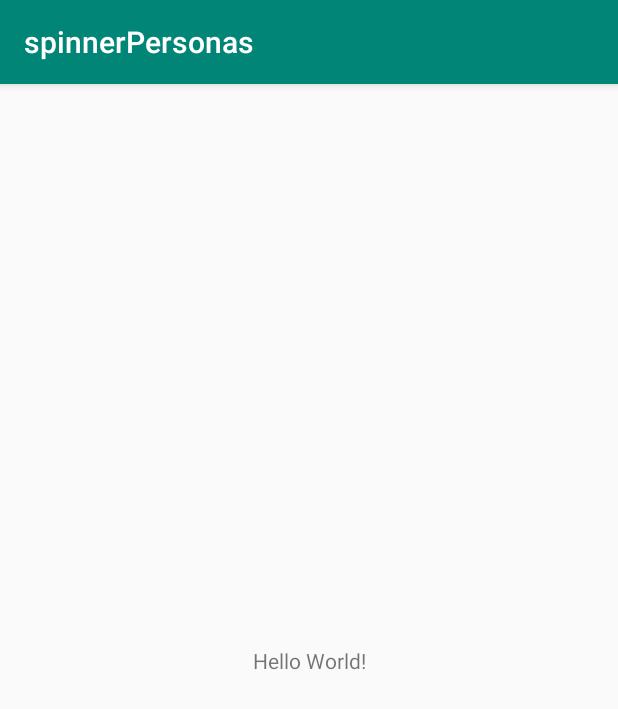
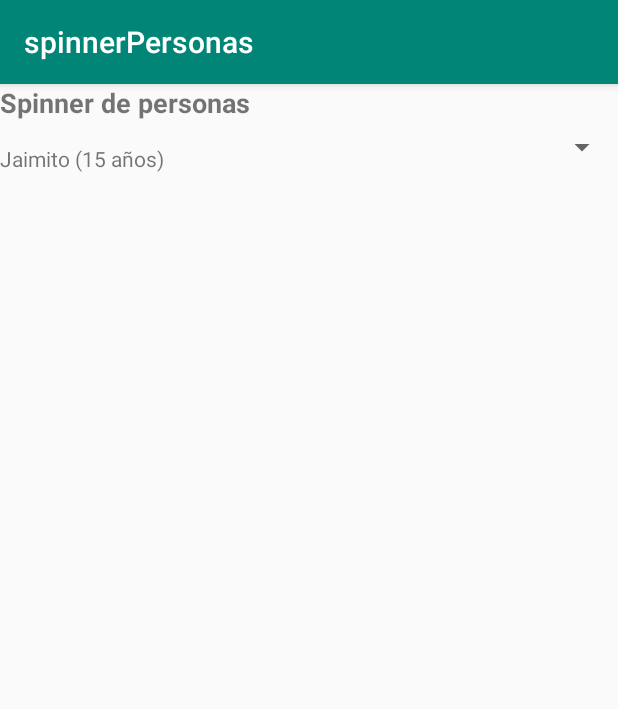
Before and after one commit to Benito-B/mdm, an Android app: the screen it shows after launch (MainActivity), on a phone screen of 412 x 824 dp. Shown: the top 709 px of the screen. Run offline under Robolectric (Android 15) with nearby library versions, the phone set to English and light mode, and no system bars.

Commit message:
Finished spinnerPersonas

```diff
--- a/ListaPersonas/app/src/main/java/com/bentie/listapersonas/MainActivity.java
+++ b/ListaPersonas/app/src/main/java/com/bentie/listapersonas/MainActivity.java
@@ -3,8 +3,11 @@ package com.bentie.listapersonas;
 import androidx.appcompat.app.AppCompatActivity;
 
 import android.os.Bundle;
+import android.view.View;
+import android.widget.AdapterView;
 import android.widget.ArrayAdapter;
 import android.widget.ListView;
+import android.widget.Toast;
 
 import java.util.ArrayList;
 
@@ -30,5 +33,13 @@ public class MainActivity extends AppCompatActivity {
         CustomPeopleAdapter adapter = new CustomPeopleAdapter(this, people);
         lv.setAdapter(adapter);
 
+        lv.setOnItemClickListener(new AdapterView.OnItemClickListener() {
+            @Override
+            public void onItemClick(AdapterView<?> parent, View view, int position, long id) {
+                Persona p = people.get(position);
+                Toast.makeText(MainActivity.this, p.getName() + " tiene " + p.getAge() + " años.", Toast.LENGTH_SHORT).show();
+            }
+        });
+
     }
 }
--- /dev/null
+++ b/spinnerPersonas/app/src/main/java/com/bentie/spinnerpersonas/CustomArrayAdapter.java
@@ -0,0 +1,43 @@
+package com.bentie.spinnerpersonas;
+
+import android.content.Context;
+import android.view.LayoutInflater;
+import android.view.View;
+import android.view.ViewGroup;
+import android.widget.ArrayAdapter;
+import android.widget.TextView;
+
+import androidx.annotation.NonNull;
+import androidx.annotation.Nullable;
+
+public class CustomArrayAdapter extends ArrayAdapter {
+
+    private Context context;
+    private Persona[] personas;
+
+    public CustomArrayAdapter(@NonNull Context context, int resource, @NonNull Persona[] objects) {
+        super(context, resource, objects);
+        this.context = context;
+        this.personas = objects;
+    }
+
+    @NonNull
+    @Override
+    public View getView(int position, @Nullable View convertView, @NonNull ViewGroup parent) {
+        View v = convertView;
+        if(v == null)
+            v = LayoutInflater.from(context).inflate(R.layout.list_item, parent, false);
+
+        Persona p = personas[position];
+        TextView tvName = v.findViewById(R.id.tv_person_name);
+        tvName.setText(p.getName() + " (" + p.getAge() + " años)");
+
+
+        return v;
+    }
+
+    @Override
+    public View getDropDownView(int position, @Nullable View convertView, @NonNull ViewGroup parent) {
+        return getView(position, convertView, parent);
+    }
+}
--- a/spinnerPersonas/app/src/main/java/com/bentie/spinnerpersonas/MainActivity.java
+++ b/spinnerPersonas/app/src/main/java/com/bentie/spinnerpersonas/MainActivity.java
@@ -3,12 +3,44 @@ package com.bentie.spinnerpersonas;
 import androidx.appcompat.app.AppCompatActivity;
 
 import android.os.Bundle;
+import android.view.View;
+import android.widget.AdapterView;
+import android.widget.Spinner;
+import android.widget.Toast;
 
 public class MainActivity extends AppCompatActivity {
+
+    Persona personas [] = {
+            new Persona("Jaimito", 15),
+            new Persona("Jaume", 19),
+            new Persona("Miguelito", 45)
+    };
+
+
+    private Spinner spinner;
 
     @Override
     protected void onCreate(Bundle savedInstanceState) {
         super.onCreate(savedInstanceState);
         setContentView(R.layout.activity_main);
+
+        spinner = findViewById(R.id.spinner_personas);
+
+        spinner.setAdapter(new CustomArrayAdapter(this, R.layout.list_item, personas));
+
+        spinner.setOnItemSelectedListener(new AdapterView.OnItemSelectedListener() {
+            @Override
+            public void onItemSelected(AdapterView<?> parent, View view, int position, long id) {
+                Persona p = personas[position];
+
+                Toast.makeText(MainActivity.this, p.getName() + " tiene " + p.getAge() + " años.", Toast.LENGTH_SHORT).show();
+            }
+
+            @Override
+            public void onNothingSelected(AdapterView<?> parent) {
+
+            }
+        });
+
     }
 }
--- /dev/null
+++ b/spinnerPersonas/app/src/main/java/com/bentie/spinnerpersonas/Persona.java
@@ -0,0 +1,33 @@
+package com.bentie.spinnerpersonas;
+
+public class Persona {
+
+    private String name;
+    private int age;
+
+    public Persona(String name, int age) {
+        this.name = name;
+        this.age = age;
+    }
+
+    public String getName() {
+        return name;
+    }
+
+    public void setName(String name) {
+        this.name = name;
+    }
+
+    public int getAge() {
+        return age;
+    }
+
+    public void setAge(int age) {
+        this.age = age;
+    }
+
+    @Override
+    public String toString() {
+        return name;
+    }
+}
--- a/spinnerPersonas/app/src/main/res/layout/activity_main.xml
+++ b/spinnerPersonas/app/src/main/res/layout/activity_main.xml
@@ -1,18 +1,22 @@
 <?xml version="1.0" encoding="utf-8"?>
-<androidx.constraintlayout.widget.ConstraintLayout xmlns:android="http://schemas.android.com/apk/res/android"
+<LinearLayout xmlns:android="http://schemas.android.com/apk/res/android"
     xmlns:app="http://schemas.android.com/apk/res-auto"
     xmlns:tools="http://schemas.android.com/tools"
     android:layout_width="match_parent"
     android:layout_height="match_parent"
+    android:orientation="vertical"
     tools:context=".MainActivity">
 
     <TextView
-        android:layout_width="wrap_content"
         android:layout_height="wrap_content"
-        android:text="Hello World!"
-        app:layout_constraintBottom_toBottomOf="parent"
-        app:layout_constraintLeft_toLeftOf="parent"
-        app:layout_constraintRight_toRightOf="parent"
-        app:layout_constraintTop_toTopOf="parent" />
+        android:layout_width="match_parent"
+        android:text="Spinner de personas"
+        android:textStyle="bold"
+        android:textSize="18dp"/>
 
-</androidx.constraintlayout.widget.ConstraintLayout>
+    <Spinner
+        android:layout_width="match_parent"
+        android:layout_height="wrap_content"
+        android:id="@+id/spinner_personas"/>
+
+</LinearLayout>
--- /dev/null
+++ b/spinnerPersonas/app/src/main/res/layout/list_item.xml
@@ -0,0 +1,13 @@
+<?xml version="1.0" encoding="utf-8"?>
+<LinearLayout xmlns:android="http://schemas.android.com/apk/res/android"
+    android:orientation="vertical" android:layout_width="match_parent"
+    android:layout_height="match_parent">
+
+    <TextView
+        android:layout_width="match_parent"
+        android:layout_height="wrap_content"
+        android:id="@+id/tv_person_name"
+        android:text="Test name"
+        android:layout_marginTop="15dp"/>
+
+</LinearLayout>
```
